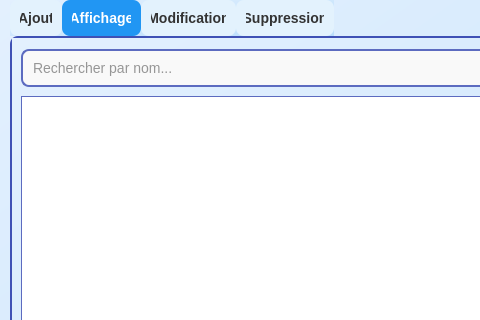
Above: mainwindow.ui from azizjalloul1/projet-c-CODEHEXA before the change; both pictures show x 0 to 480 and y 0 to 320 of the 1072 by 787 pixel window. Below: the same form after it.
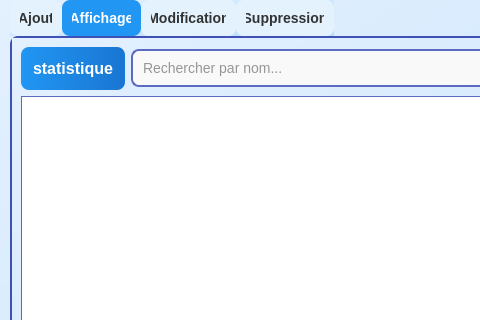
That is the form after the change.

Patch:
```diff
--- a/mainwindow.ui
+++ b/mainwindow.ui
@@ -323,6 +323,13 @@
      <layout class="QVBoxLayout" name="verticalLayout_6">
       <item>
        <layout class="QHBoxLayout" name="horizontalLayout_4">
+        <item>
+         <widget class="QPushButton" name="btnStatistiques">
+          <property name="text">
+           <string>statistique</string>
+          </property>
+         </widget>
+        </item>
         <item>
          <widget class="QLineEdit" name="btnRechercher">
           <property name="placeholderText">
```
Left out of the diff: 11 changed lines with no effect on the pictures.
